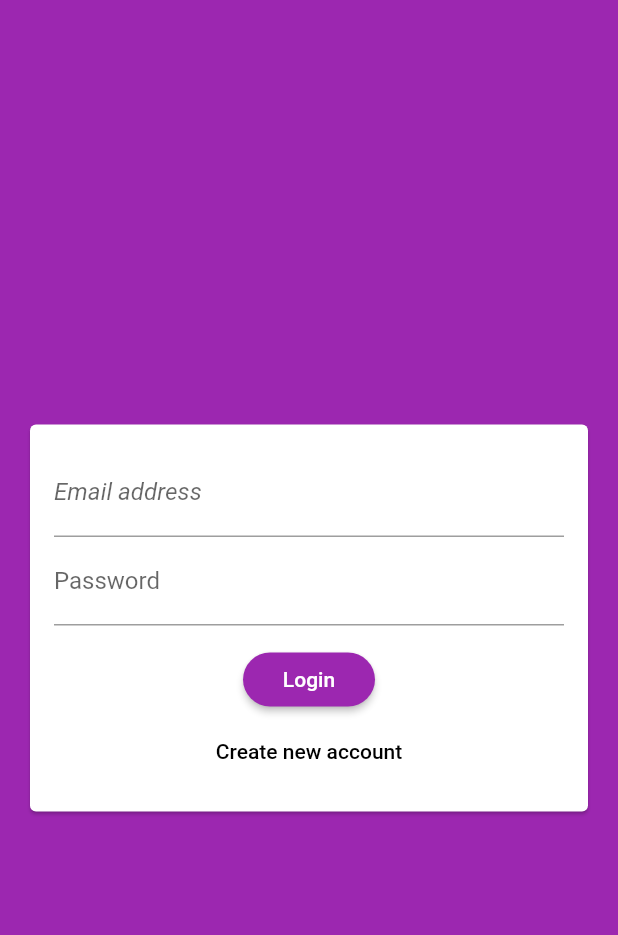
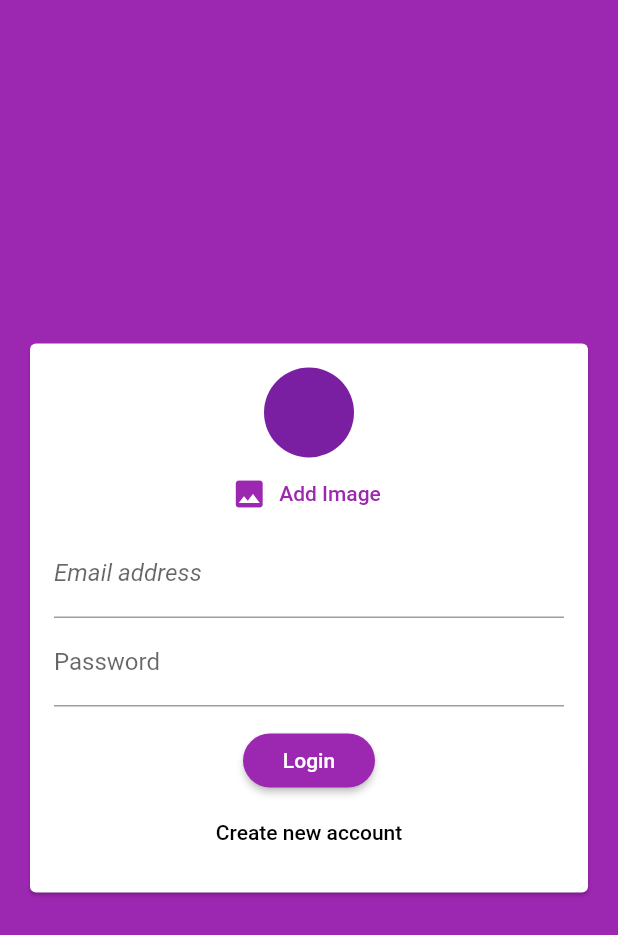
Before and after one commit to viktorvoltz/ChatFren, a Flutter app: the screen it shows after launch, on a phone screen of 412 x 824 dp. Shown: the top 935 px of the screen. Run offline on Flutter 3.47's test engine with Material 2 defaults, Android fonts, the phone set to English and light mode, and no system bars; our stand-ins replace cloud_firestore, firebase_auth, image_picker; accounts and stored records are empty.

Commit message:
adds image picker

```diff
--- a/lib/widget/auth_form.dart
+++ b/lib/widget/auth_form.dart
@@ -1,16 +1,13 @@
 import 'package:flutter/material.dart';
+import 'package:login_authentication/widget/pickers/user_image_picker.dart';
+
 
 class AuthForm extends StatefulWidget {
   AuthForm(this.submitFn, this.isLoading);
 
   final bool isLoading;
-  final void Function(
-    String email,
-    String password,
-    String username,
-    bool isLogin,
-    BuildContext ctx
-  ) submitFn;
+  final void Function(String email, String password, String username,
+      bool isLogin, BuildContext ctx) submitFn;
 
   @override
   _AuthFormState createState() => _AuthFormState();
@@ -23,18 +20,15 @@ class _AuthFormState extends State<AuthForm> {
   var _userName = '';
   var _userPassword = '';
 
+
+
   void _trySubmit() {
     final isValid = _formKey.currentState.validate();
     FocusScope.of(context).unfocus();
     if (isValid) {
       _formKey.currentState.save();
-      widget.submitFn(
-        _userEmail.trim(),
-        _userName.trim(),
-        _userPassword.trim(),
-        _isLogin,
-        context
-      );
+      widget.submitFn(_userEmail.trim(), _userName.trim(), _userPassword.trim(),
+          _isLogin, context);
     }
   }
 
@@ -51,6 +45,7 @@ class _AuthFormState extends State<AuthForm> {
               child: Column(
                 mainAxisSize: MainAxisSize.min,
                 children: <Widget>[
+                  UserImagePicker(),
                   TextFormField(
                     key: ValueKey('email'),
                     validator: (value) {
@@ -94,17 +89,17 @@ class _AuthFormState extends State<AuthForm> {
                     },
                   ),
                   SizedBox(height: 12),
-                  if(widget.isLoading)
-                  CircularProgressIndicator(),
-                  if(!widget.isLoading)
+                  if (widget.isLoading) CircularProgressIndicator(),
+                  if (!widget.isLoading)
                     RaisedButton(
                       child: Text(_isLogin ? 'Login' : 'Sign Up'),
                       onPressed: _trySubmit,
                     ),
-                  if(!widget.isLoading)
+                  if (!widget.isLoading)
                     FlatButton(
-                    child: Text(
-                        _isLogin ? 'Create new account' : 'I have an account'),
+                      child: Text(_isLogin
+                          ? 'Create new account'
+                          : 'I have an account'),
                       onPressed: () {
                         setState(() {
                           _isLogin = !_isLogin;
--- a/lib/widget/chats/messages.dart
+++ b/lib/widget/chats/messages.dart
@@ -32,7 +32,7 @@ class Messages extends StatelessWidget {
                 itemCount: chatDocs.length,
                 itemBuilder: (ctx, index) => MessageBubble(
                     chatDocs[index]['text'],
-                    chatDocs[index]['userId'],
+                    chatDocs[index]['username'],
                     chatDocs[index]['userId'] == futureSnapshot.data.uid,
                     key: ValueKey(chatDocs[index].documentID)
                     ),
--- a/lib/widget/chats/new_messages.dart
+++ b/lib/widget/chats/new_messages.dart
@@ -14,10 +14,12 @@ class _NewMessageState extends State<NewMessage> {
   void _sendMessage() async {
     FocusScope.of(context).unfocus();
     final user = await FirebaseAuth.instance.currentUser();
+    final userData = await Firestore.instance.collection('users').document(user.uid).get();
     Firestore.instance.collection('chat').add({
       'text': _enteredMessage,
       'createdAt': Timestamp.now(),
       'userId': user.uid,
+      'username': userData['username']
     });
     _controller.clear();
   }
--- /dev/null
+++ b/lib/widget/pickers/user_image_picker.dart
@@ -0,0 +1,42 @@
+import 'package:flutter/material.dart';
+import 'package:image_picker/image_picker.dart';
+import 'dart:io';
+
+class UserImagePicker extends StatefulWidget {
+  @override
+  _UserImagePickerState createState() => _UserImagePickerState();
+}
+
+class _UserImagePickerState extends State<UserImagePicker> {
+  File _image;
+
+  void _pickImage() async {
+    final pickedImage =
+        await ImagePicker().getImage(source: ImageSource.gallery);
+    setState(() {
+      if (pickedImage != null) {
+        _image = File(pickedImage.path);
+      } else {
+        print('No Image');
+      }
+    });
+  }
+
+  @override
+  Widget build(BuildContext context) {
+    return Column(
+      children: [
+        CircleAvatar(
+          radius: 30,
+          backgroundImage: _image == null ? null : FileImage(_image),
+        ),
+        FlatButton.icon(
+          textColor: Theme.of(context).primaryColor,
+          onPressed: _pickImage,
+          icon: Icon(Icons.image),
+          label: Text('Add Image'),
+        ),
+      ],
+    );
+  }
+}
--- a/pubspec.yaml
+++ b/pubspec.yaml
@@ -25,6 +25,7 @@ dependencies:
     sdk: flutter
   cloud_firestore: ^0.13.5
   firebase_auth: ^0.16.0
+  image_picker: ^0.6.7+20
 
 
   # The following adds the Cupertino Icons font to your application.
```
Also changed, not shown: lib/widget/chats/message_bubble.dart (+6 -15 lines), pubspec.lock. Lines whose indentation alone changed are shown as unchanged.
